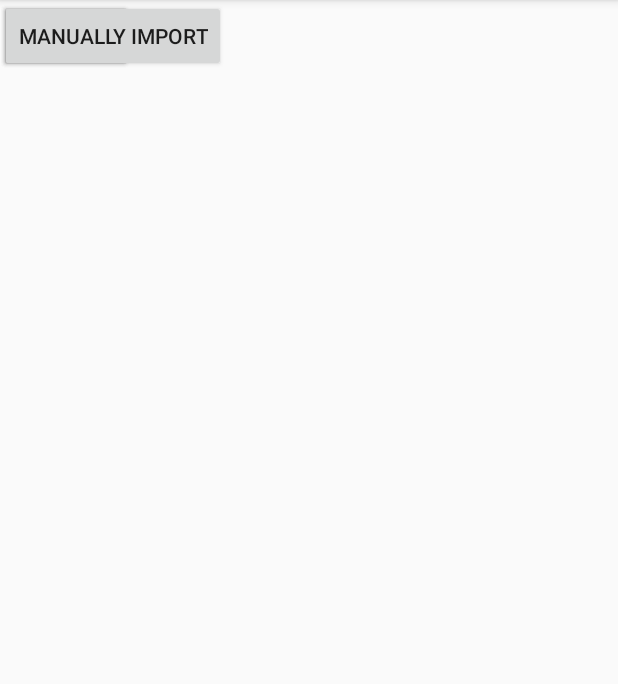
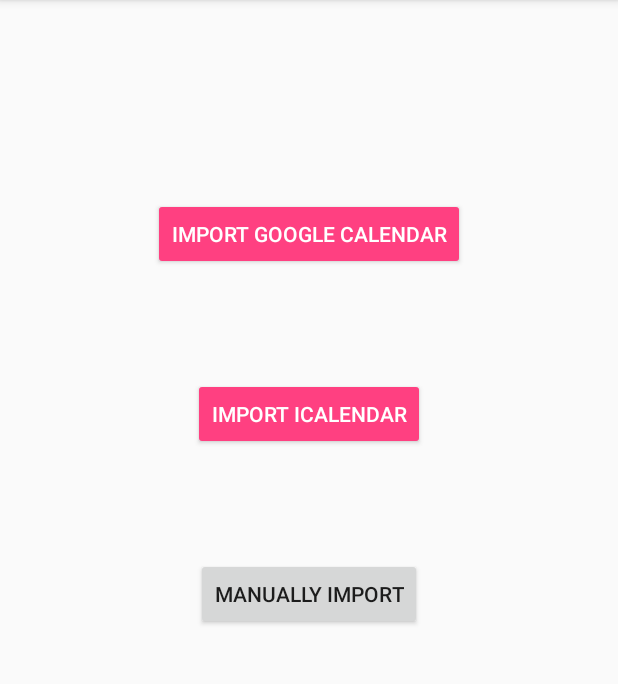
Before and after one commit to tobinjo/TO426App, an Android app: the ImportActivity screen opened directly, with no data from a screen before it, on a phone screen of 412 x 824 dp, the part 84-768 px from its top. Run offline under Robolectric (Android 15) with nearby library versions, the phone set to English and light mode, and no system bars.

Commit message:
#changes with button w/functionality going to Calendar page (import xml)

```diff
--- a/app/src/main/res/layout/activity_import.xml
+++ b/app/src/main/res/layout/activity_import.xml
@@ -8,25 +8,47 @@
 
     <Button
         android:id="@+id/buttonImportGoogleCalendar"
+        style="@style/Widget.AppCompat.Button.Colored"
         android:layout_width="wrap_content"
         android:layout_height="wrap_content"
-        android:text="Button"
-        tools:layout_editor_absoluteX="148dp"
-        tools:layout_editor_absoluteY="52dp" />
+        android:layout_marginBottom="8dp"
+        android:layout_marginEnd="8dp"
+        android:layout_marginStart="8dp"
+        android:layout_marginTop="8dp"
+        android:elevation="30dp"
+        android:text="Import Google Calendar"
+        app:layout_constraintBottom_toBottomOf="parent"
+        app:layout_constraintEnd_toEndOf="parent"
+        app:layout_constraintHorizontal_bias="0.5"
+        app:layout_constraintStart_toStartOf="parent"
+        app:layout_constraintTop_toTopOf="parent"
+        app:layout_constraintVertical_bias="0.176" />
 
     <Button
         android:id="@+id/buttonImportFromICal"
+        style="@style/Widget.AppCompat.Button.Colored"
         android:layout_width="wrap_content"
         android:layout_height="wrap_content"
-        android:text="Button"
-        tools:layout_editor_absoluteX="158dp"
-        tools:layout_editor_absoluteY="183dp" />
+        android:layout_marginTop="72dp"
+        android:elevation="30dp"
+        android:text="Import iCalendar"
+        app:layout_constraintEnd_toEndOf="parent"
+        app:layout_constraintHorizontal_bias="0.5"
+        app:layout_constraintStart_toStartOf="parent"
+        app:layout_constraintTop_toBottomOf="@+id/buttonImportGoogleCalendar" />
 
     <Button
         android:id="@+id/buttonManuallyImport"
         android:layout_width="wrap_content"
         android:layout_height="wrap_content"
+        android:layout_marginBottom="8dp"
+        android:layout_marginTop="72dp"
+        android:elevation="30dp"
         android:text="Manually Import"
-        tools:layout_editor_absoluteX="158dp"
-        tools:layout_editor_absoluteY="323dp" />
+        app:layout_constraintBottom_toBottomOf="parent"
+        app:layout_constraintEnd_toEndOf="parent"
+        app:layout_constraintHorizontal_bias="0.5"
+        app:layout_constraintStart_toStartOf="parent"
+        app:layout_constraintTop_toBottomOf="@+id/buttonImportFromICal"
+        app:layout_constraintVertical_bias="0.0" />
 </android.support.constraint.ConstraintLayout>
```
